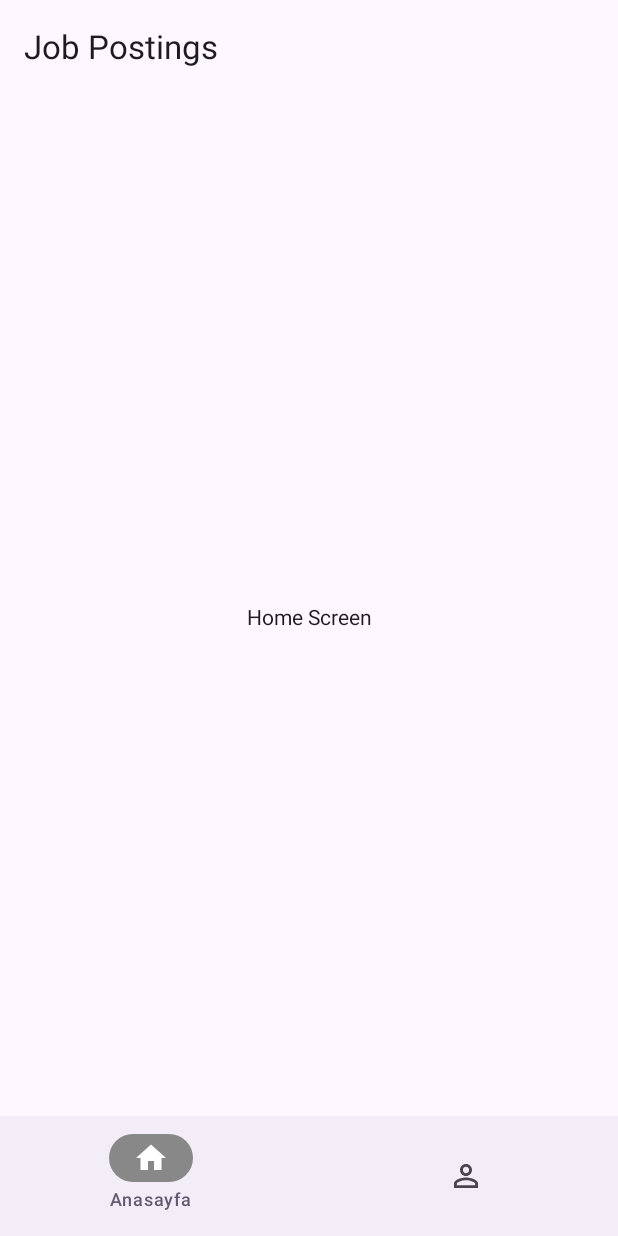
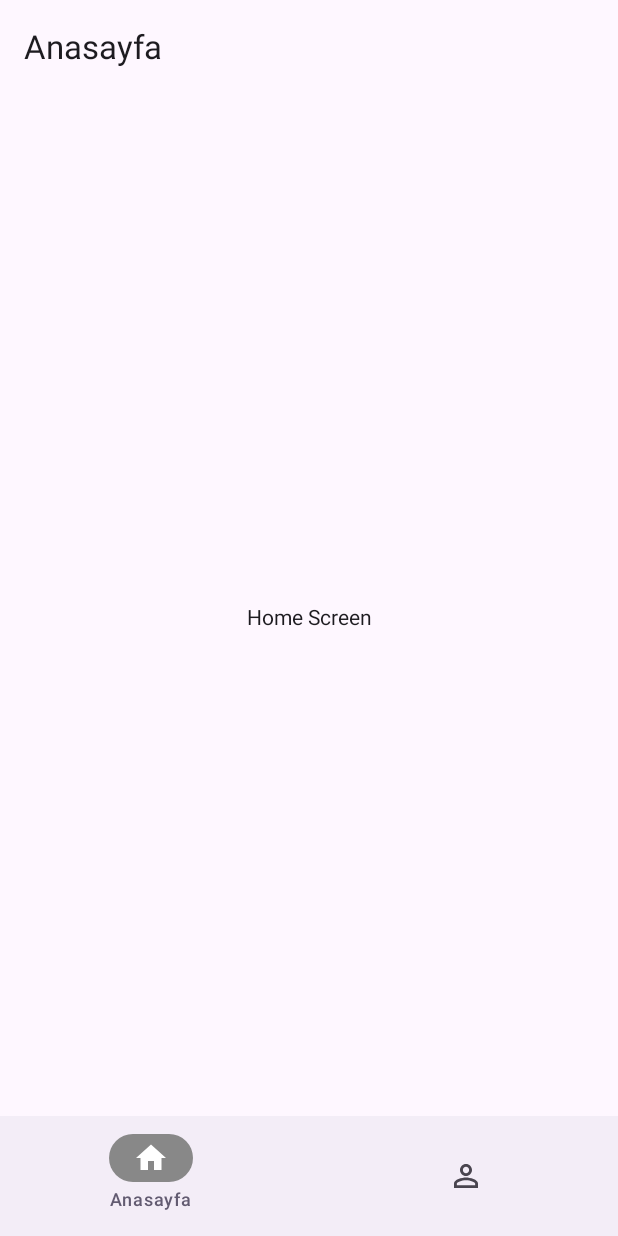
Before and after one commit to kubilaydirek/Job-Postings, an Android app built with Jetpack Compose: the HomeScene screen opened through its navigation route, on a phone screen of 412 x 824 dp. Run offline under Robolectric (Android 15) with nearby library versions, the phone set to English and light mode, and no system bars; our stand-ins replace Dagger/Hilt's generated code.

```diff
--- a/app/src/main/java/com/kolaysoft/jobpostings/ui/navigation/JobPostingNavigation.kt
+++ b/app/src/main/java/com/kolaysoft/jobpostings/ui/navigation/JobPostingNavigation.kt
@@ -6,10 +6,9 @@ import androidx.navigation.NavHostController
 import androidx.navigation.compose.NavHost
 import androidx.navigation.compose.composable
 import androidx.navigation.compose.rememberNavController
-import com.kolaysoft.jobpostings.ui.screen.home.HomeScene
-import com.kolaysoft.jobpostings.ui.screen.home.navigation.bottomNavigation
+import com.kolaysoft.jobpostings.ui.screen.home.bottomNavigation
 import com.kolaysoft.jobpostings.ui.screen.login.LoginScene
-import com.kolaysoft.jobpostings.ui.screen.profile.ProfileScene
+import com.kolaysoft.jobpostings.ui.screen.profile.profileNavigation
 import com.kolaysoft.jobpostings.ui.screen.register.RegisterScene
 
 @Composable
@@ -38,6 +37,8 @@ fun JobPostingNavigation(
                 modifier = modifier,
             )
         }
-        bottomNavigation(navController)
+        bottomNavigation(navController);
+        profileNavigation(navController)
+
     }
 }
--- a/app/src/main/java/com/kolaysoft/jobpostings/ui/screen/home/HomeScene.kt
+++ b/app/src/main/java/com/kolaysoft/jobpostings/ui/screen/home/HomeScene.kt
@@ -23,7 +23,7 @@ fun HomeScene(
 ) {
 
     Scaffold(topBar = {
-        TopAppBar(title = { Text("Job Postings") })
+        TopAppBar(title = { Text("Anasayfa") })
     }, content = {
         Column(
             modifier = Modifier.fillMaxSize(),
@@ -33,7 +33,8 @@ fun HomeScene(
             Text(text = "Home Screen")
         }
     }, bottomBar = {
-        BottomNavigation(onNavigateToHome = { onNavigateToHome.invoke() },
+        BottomNavigation(
+            onNavigateToHome = { onNavigateToHome.invoke() },
             onNavigateToProfile = { onNavigateToProfile.invoke() },
             selectedItem = BottomNavItem.Home
         )
--- /dev/null
+++ b/app/src/main/java/com/kolaysoft/jobpostings/ui/screen/profile/ProfileNavigation.kt
@@ -0,0 +1,15 @@
+package com.kolaysoft.jobpostings.ui.screen.profile
+
+import androidx.navigation.NavController
+import androidx.navigation.NavGraphBuilder
+import androidx.navigation.compose.composable
+import com.kolaysoft.jobpostings.ui.navigation.NavigationEnum
+
+fun NavGraphBuilder.profileNavigation(navController: NavController) {
+    composable(NavigationEnum.PROFILE.name) {
+        ProfileScene(
+            onNavigateToHome = { navController.navigate(NavigationEnum.HOME.name) },
+            onNavigateToProfile = { navController.navigate(NavigationEnum.PROFILE.name) }
+        )
+    }
+}
```
Also changed, not shown: app/src/main/java/com/kolaysoft/jobpostings/ui/screen/home/HomeNavigation.kt (renamed from app/src/main/java/com/kolaysoft/jobpostings/ui/screen/home/navigation/BottomNavigation.kt, +2 -9 lines), app/src/main/java/com/kolaysoft/jobpostings/ui/screen/profile/ProfileScene.kt (+6 -1 lines).
